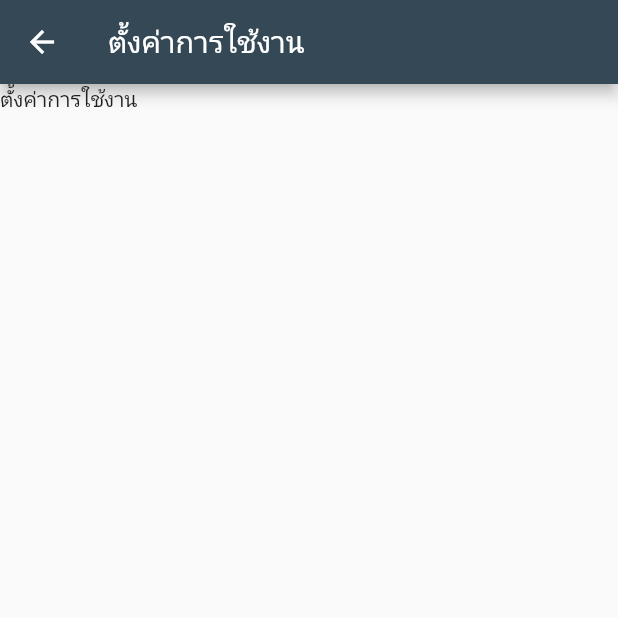
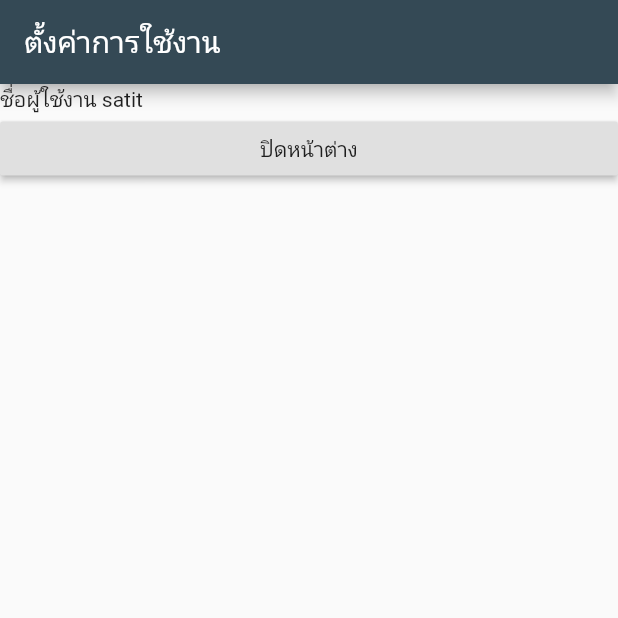
Before and after one commit to siteslave/sp-app, a Flutter app: the screen it shows after launch, after a tap on the "settings" icon, on a phone screen of 412 x 824 dp, the top half of it. Run offline on Flutter 3.47's test engine with Material 2 defaults, Android fonts, the phone set to English and light mode, and no system bars.

Commit message:
initial parameters between page

```diff
--- a/lib/home.dart
+++ b/lib/home.dart
@@ -64,7 +64,7 @@ class _HomeState extends State<Home> {
                     icon: Icon(Icons.settings, size: 32, color: Colors.white),
                     onPressed: () {
                       Navigator.of(context).push(
-                          MaterialPageRoute(builder: (context) => Setting()));
+                          MaterialPageRoute(builder: (context) => Setting(20, "satit")));
                     }),
                 IconButton(
                     icon: Icon(Icons.search, size: 32, color: Colors.white),
--- a/lib/setting.dart
+++ b/lib/setting.dart
@@ -1,6 +1,11 @@
 import 'package:flutter/material.dart';
 
 class Setting extends StatefulWidget {
+  final String username;
+  final int userId;
+
+  Setting(this.userId, this.username);
+
   @override
   _SettingState createState() => _SettingState();
 }
@@ -10,9 +15,19 @@ class _SettingState extends State<Setting> {
   Widget build(BuildContext context) {
     return Scaffold(
       appBar: AppBar(
+        automaticallyImplyLeading: false,
         title: Text('ตั้งค่าการใช้งาน'),
       ),
-      body: Text('ตั้งค่าการใช้งาน'),
+      body: ListView(
+        children: [
+          Text("ชื่อผู้ใช้งาน ${widget.username}"),
+          RaisedButton(
+              onPressed: () {
+                Navigator.of(context).pop();
+              },
+              child: Text('ปิดหน้าต่าง'))
+        ],
+      ),
     );
   }
 }
```
